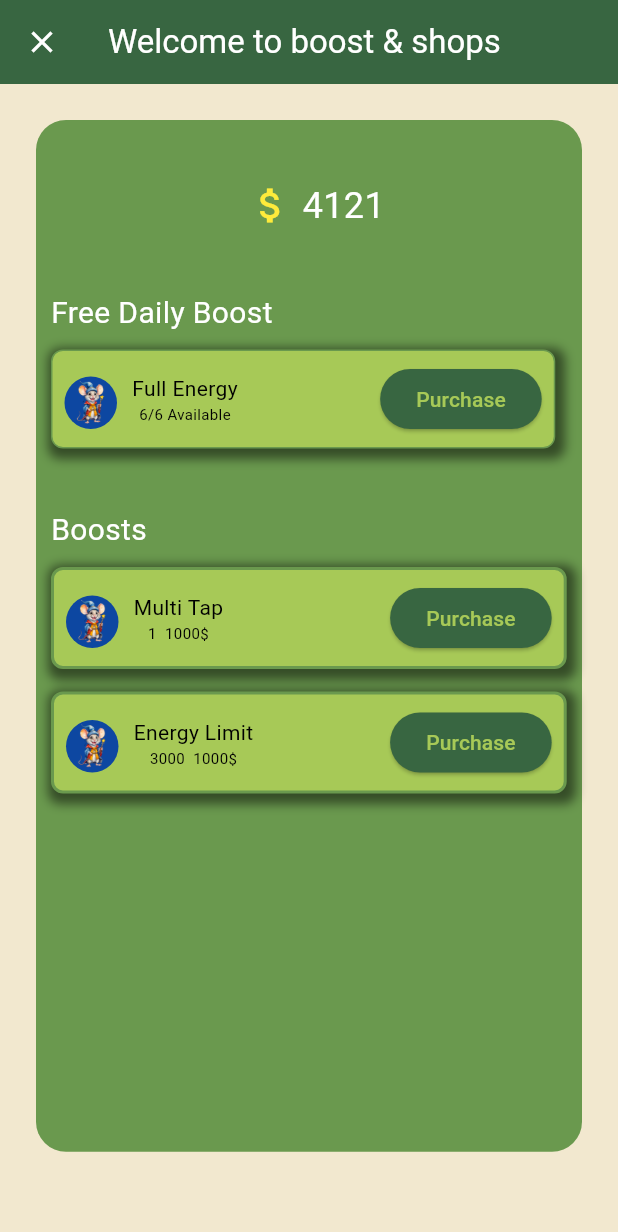
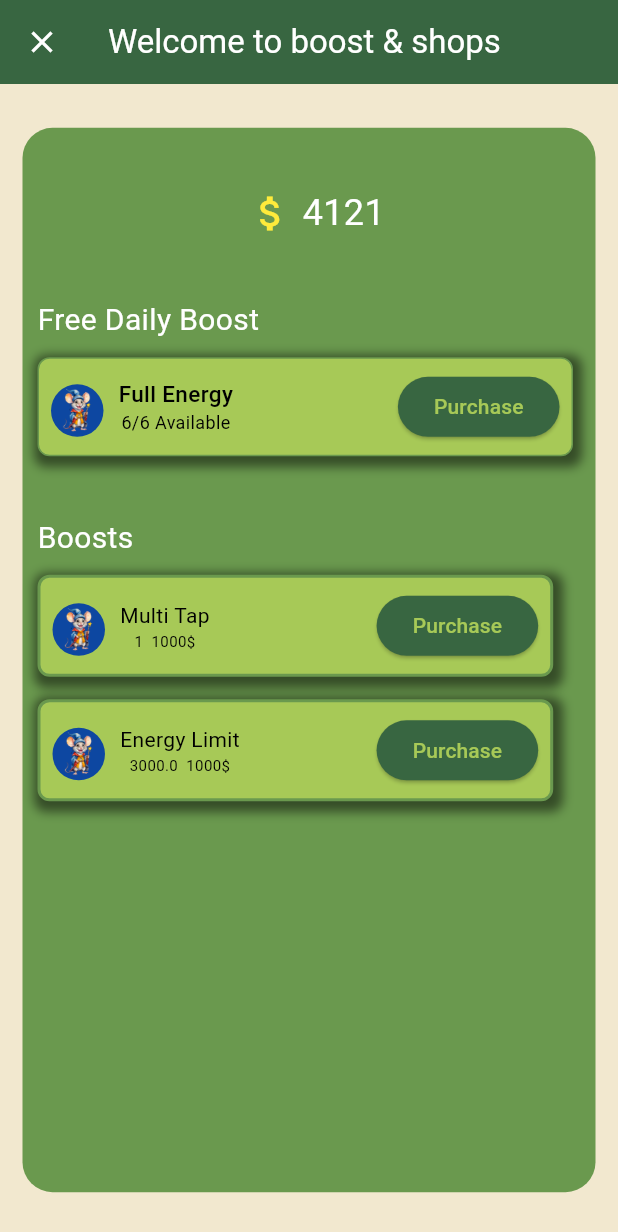
Before and after one commit to Fine-Guy-21/FineDrop-Flutter-App, a Flutter app: the screen it shows after launch, after a tap on "Boost", on a phone screen of 412 x 824 dp. Shown: the top 1232 px of the screen. Run offline on Flutter 3.47's test engine with Material 3 defaults, Android fonts, the phone set to English and light mode, and no system bars; our stand-ins replace animated_text_kit; network calls fail.

Commit message:
ui update
added responsivness

```diff
--- a/airdrop_demo/lib/Pages/boostspage.dart
+++ b/airdrop_demo/lib/Pages/boostspage.dart
@@ -1,11 +1,17 @@
+// ignore_for_file: deprecated_member_use
 import 'package:airdrop_demo/model/color.dart';
 import 'package:flutter/material.dart';
-
 import '../model/user.dart';
 
-class EnergyBoost extends StatelessWidget {
+class EnergyBoost extends StatefulWidget {
   final UserProfile user;
   const EnergyBoost({super.key, required this.user});
+
+  @override
+  State<EnergyBoost> createState() => _EnergyBoostState();
+}
+
+class _EnergyBoostState extends State<EnergyBoost> {
 
   @override
   Widget build(BuildContext context) {
@@ -24,9 +30,11 @@ class EnergyBoost extends StatelessWidget {
       ),
       body: SafeArea(
           child: Padding(
-              padding: const EdgeInsets.all(24),
-              child: Container(
-                height: screenHeight * 0.95,
+              padding: const EdgeInsets.all(15),
+              child: Center(
+                  child: Container(
+                height: screenHeight * 0.98,
+                width: double.infinity,
                 padding: const EdgeInsets.fromLTRB(10, 0, 0, 0),
                 decoration: BoxDecoration(
                   borderRadius: BorderRadius.circular(20),
@@ -34,7 +42,7 @@ class EnergyBoost extends StatelessWidget {
                 ),
                 child: Column(
                   crossAxisAlignment: CrossAxisAlignment.start,
-                  children: <Widget>[
+                  children: [
                     const SizedBox(
                       height: 40,
                     ),
@@ -49,7 +57,7 @@ class EnergyBoost extends StatelessWidget {
                             const Icon(Icons.attach_money,
                                 size: 30, color: Colors.yellow),
                             Text(
-                              ' ${user.userPoints.toInt()}',
+                              ' ${widget.user.userPoints.toInt()}',
                               style: const TextStyle(
                                   fontSize: 24, color: Colors.white),
                             )
@@ -76,12 +84,125 @@ class EnergyBoost extends StatelessWidget {
 
                     // Full Energy
                     Container(
+                      width: double.infinity,
+                      margin: const EdgeInsets.only(right: 15),
+                      padding: const EdgeInsets.all(8),
+                      decoration: BoxDecoration(
+                        color: AppColors.surfaceColor,
+                        border: Border.all(
+                            color: AppColors.secondaryColor, width: 1),
+                        borderRadius: BorderRadius.circular(8),
+                        boxShadow: [
+                          BoxShadow(
+                            color:
+                                Colors.black.withOpacity(0.5), // Shadow color
+                            spreadRadius: 4, // Spread radius
+                            blurRadius: 5, // Blur radius
+                            offset: const Offset(
+                                2, 3), // Offset in x and y direction
+                          ),
+                        ],
+                      ),
+                      child: Row(
+                        mainAxisAlignment: MainAxisAlignment.spaceBetween,
+                        children: [
+                          Row(
+                            mainAxisAlignment: MainAxisAlignment.start,
+                            children: [
+                              //Image Container
+                              Container(
+                                margin: const EdgeInsets.fromLTRB(0, 5, 0, 0),
+                                height: 35,
+                                width: 35,
+                                decoration: BoxDecoration(
+                                    borderRadius: BorderRadius.circular(120),
+                                    color: Colors.blue[900]),
+                                child: Image.asset(
+                                  'assets/ai-generated-8618574_1280.png',
+                                ),
+                              ),
+                              const SizedBox(
+                                width: 10,
+                              ),
+                              // Text Conatainer
+                              Column(
+                                children: [
+                                  const Text('Full Energy',
+                                      style: TextStyle(
+                                          fontSize: 15,
+                                          color: Colors.black,
+                                          fontWeight: FontWeight.w500)),
+                                  Text(
+                                    '${widget.user.fullenergy}/${widget.user.maxfullenergy} Available',
+                                    style: const TextStyle(
+                                        fontSize: 12,
+                                        color: Colors.black,
+                                        fontWeight: FontWeight.w400),
+                                  ),
+                                ],
+                              ),
+                            ],
+                          ),
+                          ElevatedButton(
+                              onPressed: () {
+                                  setState(() {
+                                    var res = widget.user.useboostenergy();
+
+                                    if (res) {
+                                  ScaffoldMessenger.of(context).showSnackBar(
+                                    const SnackBar(
+                                      content: Text('Energy Boosted'),
+                                      duration: Duration(seconds: 2),
+                                      backgroundColor: Colors.green,
+                                    ),
+                                  );
+                                } else {
+                                  ScaffoldMessenger.of(context).showSnackBar(
+                                    const SnackBar(
+                                      content: Text('Come Back Tomorrow'),
+                                      duration: Duration(seconds: 2),
+                                      backgroundColor: Colors.red,
+                                    ),
+                                  );
+                                }
+                                  });
+
+                              },
+                              style: ButtonStyle(
+                                  backgroundColor: WidgetStateProperty.all(
+                                      AppColors.primaryColor),
+                                  foregroundColor: WidgetStateProperty.all(
+                                      AppColors.surfaceColor)),
+                              child: const Text('Purchase')),
+                        ],
+                      ),
+                    ),
+
+                    const SizedBox(
+                      height: 40,
+                    ),
+
+                    const Text(
+                      'Boosts',
+                      style: TextStyle(
+                        fontSize: 20,
+                        color: AppColors.textSecondary,
+                      ),
+                    ),
+
+                    const SizedBox(
+                      height: 10,
+                    ),
+
+                    // Multi tap
+                    Container(
                       margin: const EdgeInsets.all(0),
                       padding: const EdgeInsets.all(8),
-                      width: screenWidth * 0.88,
+                      width: screenWidth * 0.9,
                       decoration: BoxDecoration(
                         color: AppColors.surfaceColor,
-                        border: Border.all(color: AppColors.secondaryColor, width: 1),
+                        border: Border.all(
+                            color: AppColors.secondaryColor, width: 2),
                         borderRadius: BorderRadius.circular(8),
                         boxShadow: [
                           BoxShadow(
@@ -114,96 +235,13 @@ class EnergyBoost extends StatelessWidget {
                               const SizedBox(
                                 width: 10,
                               ),
-                              const Column(
-                                children: [
-                                  Text('Full Energy',
-                                      style: TextStyle(
-                                          fontSize: 14, color: Colors.black)),
-                                  Text(
-                                    '6/6 Available',
-                                    style: TextStyle(
-                                        fontSize: 10, color: Colors.black),
-                                  ),
-                                ],
-                              ),
-                            ],
-                          ),
-                          ElevatedButton(
-                              onPressed: (){},
-                              style: ButtonStyle(
-                                  backgroundColor:
-                                      WidgetStateProperty.all(AppColors.primaryColor),
-                                  foregroundColor:
-                                      WidgetStateProperty.all(AppColors.surfaceColor)),
-                              child: const Text('Purchase')),
-                        ],
-                      ),
-                    ),
-
-                    const SizedBox(
-                      height: 40,
-                    ),
-
-                    const Text(
-                      'Boosts',
-                      style: TextStyle(
-                        fontSize: 20,
-                        color: AppColors.textSecondary,
-                      ),
-                    ),
-
-                    const SizedBox(
-                      height: 10,
-                    ),
-
-                    // Multi tap
-                    Container(
-                      margin: const EdgeInsets.all(0),
-                      padding: const EdgeInsets.all(8),
-                      width: screenWidth * 0.9,
-                      decoration: BoxDecoration(
-                        color: AppColors.surfaceColor,
-                        border: Border.all(color: AppColors.secondaryColor, width: 2),
-                        borderRadius: BorderRadius.circular(8),
-                        boxShadow: [
-                          BoxShadow(
-                            color:
-                                Colors.black.withOpacity(0.5), // Shadow color
-                            spreadRadius: 4, // Spread radius
-                            blurRadius: 5, // Blur radius
-                            offset: const Offset(
-                                2, 3), // Offset in x and y direction
-                          ),
-                        ],
-                      ),
-                      child: Row(
-                        mainAxisAlignment: MainAxisAlignment.spaceBetween,
-                        children: [
-                          Row(
-                            mainAxisAlignment: MainAxisAlignment.start,
-                            children: [
-                              Container(
-                                margin: const EdgeInsets.fromLTRB(0, 5, 0, 0),
-                                height: 35,
-                                width: 35,
-                                decoration: BoxDecoration(
-                                    borderRadius: BorderRadius.circular(120),
-                                    color: Colors.blue[900]
-                                    ),
-                                child: Image.asset(
-                                  'assets/ai-generated-8618574_1280.png',
-                                ),
-                              ),
-                              const SizedBox(
-                                width: 10,
-                              ),
                               Column(
                                 children: [
                                   const Text('Multi Tap',
                                       style: TextStyle(
                                           fontSize: 14, color: Colors.black)),
                                   Text(
-                                    '${user.pointPerTap}  1000\$',
+                                    '${widget.user.pointPerTap}  1000\$',
                                     style: const TextStyle(
                                         fontSize: 10, color: Colors.black),
                                   ),
@@ -212,12 +250,12 @@ class EnergyBoost extends StatelessWidget {
                             ],
                           ),
                           ElevatedButton(
-                              onPressed: (){},
+                              onPressed: () {},
                               style: ButtonStyle(
-                                  backgroundColor:
-                                      WidgetStateProperty.all(AppColors.primaryColor),
-                                  foregroundColor:
-                                      WidgetStateProperty.all(AppColors.surfaceColor)),
+                                  backgroundColor: WidgetStateProperty.all(
+                                      AppColors.primaryColor),
+                                  foregroundColor: WidgetStateProperty.all(
+                                      AppColors.surfaceColor)),
                               child: const Text('Purchase')),
                         ],
                       ),
@@ -227,14 +265,15 @@ class EnergyBoost extends StatelessWidget {
                       height: 15,
                     ),
 
-                  //Energy Limit
+                    //Energy Limit
                     Container(
                       margin: const EdgeInsets.all(0),
                       padding: const EdgeInsets.all(8),
                       width: screenWidth * 0.9,
                       decoration: BoxDecoration(
                         color: AppColors.surfaceColor,
-                        border: Border.all(color: AppColors.secondaryColor, width: 2),
+                        border: Border.all(
+                            color: AppColors.secondaryColor, width: 2),
                         borderRadius: BorderRadius.circular(8),
                         boxShadow: [
                           BoxShadow(
@@ -273,7 +312,7 @@ class EnergyBoost extends StatelessWidget {
                                       style: TextStyle(
                                           fontSize: 14, color: Colors.black)),
                                   Text(
-                                    '${user.maxMineEnergy}  1000\$',
+                                    '${widget.user.maxMineEnergy}  1000\$',
                                     style: const TextStyle(
                                         fontSize: 10, color: Colors.black),
                                   ),
@@ -282,19 +321,20 @@ class EnergyBoost extends StatelessWidget {
                             ],
                           ),
                           ElevatedButton(
-                              onPressed: (){},
+                              onPressed: () {},
                               style: ButtonStyle(
-                                  backgroundColor:
-                                      WidgetStateProperty.all(AppColors.primaryColor),
-                                  foregroundColor:
-                                      WidgetStateProperty.all(AppColors.surfaceColor)),
+                                  backgroundColor: WidgetStateProperty.all(
+                                      AppColors.primaryColor),
+                                  foregroundColor: WidgetStateProperty.all(
+                                      AppColors.surfaceColor)),
                               child: const Text('Purchase')),
                         ],
                       ),
                     ),
                   ],
                 ),
-              ))),
+              )))),
     );
   }
+
 }
--- a/airdrop_demo/lib/Pages/cardspage.dart
+++ b/airdrop_demo/lib/Pages/cardspage.dart
@@ -147,7 +147,7 @@ class _CardsPageState extends State<CardsPage> {
                         card.title,
                         style: const TextStyle(
                           color: Colors.white,
-                          fontSize: 16,
+                          fontSize: 15,
                           fontWeight: FontWeight.w500,
                         ),
                         maxLines: 1,
--- a/airdrop_demo/lib/Pages/homepage.dart
+++ b/airdrop_demo/lib/Pages/homepage.dart
@@ -251,7 +251,7 @@ class _HomePageState extends State<HomePage> {
                               const Duration(milliseconds: 1200), (t) => t),
                           builder: (ctx, v) {
                             return Text(
-                              '${_user.mineEnergy}/${_user.maxMineEnergy}',
+                              '${_user.mineEnergy.toInt()}/${_user.maxMineEnergy.toInt()}',
                               style: const TextStyle(
                                   fontSize: 17, color: Colors.white),
                             );
--- a/airdrop_demo/lib/model/cards.dart
+++ b/airdrop_demo/lib/model/cards.dart
@@ -119,5 +119,12 @@ final List<CardModel> cards = [
       imageUrl: 'https://img.icons8.com/?size=100&id=GBu1KXnCZZ8j&format=png&color=000000',
       price: 1400,
     ),
+    CardModel(
+      title: 'AI Avatar',
+      profitPerHour: 480,
+      level: 0,
+      imageUrl: 'https://img.icons8.com/?size=100&id=6az9wbEz5UKE&format=png&color=000000',
+      price: 1500,
+    ),
 
   ];
--- a/airdrop_demo/lib/model/user.dart
+++ b/airdrop_demo/lib/model/user.dart
@@ -1,5 +1,6 @@
 import 'dart:async';
-
+import 'package:airdrop_demo/model/cards.dart';
+import 'package:airdrop_demo/model/tasks.dart';
 import 'package:flutter/foundation.dart';
 
 class UserProfile {
@@ -9,51 +10,97 @@ class UserProfile {
   double userPoints = 4121;
   int nextLevel = 5000;
   double profitPerHour = 0;
-  int mineEnergy = 3000;
-  int maxMineEnergy = 3000;
+  double mineEnergy = 3000;
+  double maxMineEnergy = 3000;
   bool isactive = false;
   bool _isReSt = false;
+  List<Task>? tasks;
+  List<CardModel>? cards = [];
   List<UserProfile> friends = [];
+  int fullenergy = 6;
+  int maxfullenergy = 6;
+  int multitaplevel = 1;
+  double multitapPrice = 300;
+  int energylimitlevel = 1;
+  double energylimitPrice = 500;
 
   Timer? timer;
 
- void pointsForNextLevel() {
-  if (userPoints >= nextLevel){
-    nextLevel =  nextLevel * 5;
+  void pointsForNextLevel() {
+    if (userPoints >= nextLevel) {
+      nextLevel = nextLevel * 5;
+    }
   }
-}
-  void depleteEnergy(){
-    if (mineEnergy ==  0){
+
+  void depleteEnergy() {
+    if (mineEnergy == 0) {
       mineEnergy += maxMineEnergy;
-    }
-    else{
+    } else {
       mineEnergy--;
     }
   }
+
   void startEnergyReplenishment() {
     debugPrint('clicked');
-    if(_isReSt){
+    if (_isReSt) {
       return;
     }
     _isReSt = true;
-      // if (timer == null || !(timer!.isActive)) {
-      //     timer =Timer.periodic(const Duration(seconds: 2), (timer) {
-      //       if (mineEnergy < maxMineEnergy) {
-      //         mineEnergy++;
-      //       }else{
-      //         timer.cancel();
-      //       }
-      //     });
-      // }
-      Stream s = Stream.periodic(const Duration(seconds: 1), (t){
-        if(mineEnergy<maxMineEnergy){
-          mineEnergy++;
-        }
-        debugPrint("Updting");
-
-      });
-      s.listen((x){});
-
+    Stream s = Stream.periodic(const Duration(seconds: 1), (t) {
+      if (mineEnergy < maxMineEnergy) {
+        mineEnergy++;
+      }
+    });
+    s.listen((x) {});
   }
 
+  bool mutlitapIncrement() {
+    if (userPoints >= multitapPrice) {
+      userPoints -= multitapPrice;
+      multitapPrice *= 1.5;
+      multitaplevel++;
+      pointPerTap = multitaplevel;
+      return true;
+    } else {
+      return false;
+    }
+  }
+
+  bool energyLimitIncrement() {
+    if (userPoints >= energylimitPrice) {
+      userPoints -= energylimitPrice;
+      energylimitPrice *= 1.5;
+      energylimitlevel++;
+      maxMineEnergy *= 1.5;
+      return true;
+    } else {
+      return false;
+    }
+  }
+
+  bool useboostenergy() {
+    if (fullenergy > 0) {
+      mineEnergy = maxMineEnergy;
+      fullenergy--;
+      return true;
+    }
+    else{
+      return false;
+    }
+  }
+
+  void replenisFullEnergy(){
+    DateTime now = DateTime.now().toUtc();
+
+  // Check if it's past 23:00 UTC
+  if (now.hour == 23 && now.minute == 0) {
+    fullenergy = maxfullenergy;
+  }
+  }
+
+  void startTimer() {
+  Timer.periodic(const Duration(minutes: 1), (timer) {
+    replenisFullEnergy();
+  });
 }
+}
--- a/airdrop_demo/pubspec.yaml
+++ b/airdrop_demo/pubspec.yaml
@@ -37,6 +37,7 @@ dependencies:
   cupertino_icons: ^1.0.8
   animated_text_kit: ^4.2.2
   url_launcher: ^6.3.1
+  path_provider: ^2.1.5
 
 dev_dependencies:
   flutter_test:
```
Also changed, not shown: airdrop_demo/lib/services/local_data.dart (+32 -0 lines), airdrop_demo/pubspec.lock, 1 other file.
